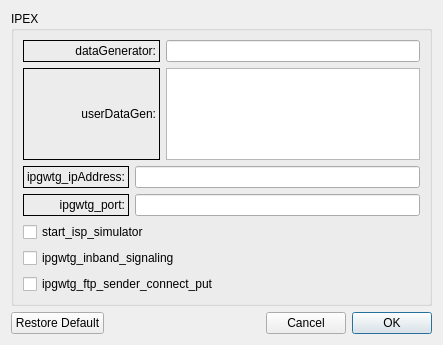
Qt form LTEsimGeneratorGUI/Ui/DataForms/ipexform.ui (moniss23/junit4) before a commit.
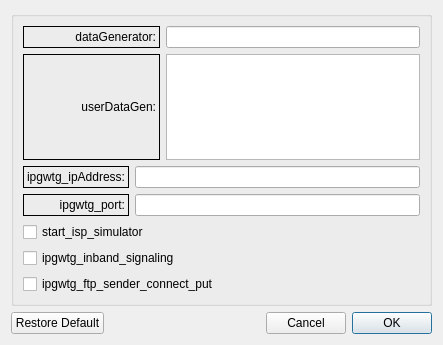
The same form after that commit.

The edit to the form file:
```diff
--- a/LTEsimGeneratorGUI/Ui/DataForms/ipexform.ui
+++ b/LTEsimGeneratorGUI/Ui/DataForms/ipexform.ui
@@ -17,7 +17,7 @@
    <item row="0" column="0">
     <widget class="QGroupBox" name="gbIpex">
      <property name="title">
-      <string>IPEX</string>
+      <string/>
      </property>
      <layout class="QGridLayout" name="gridLayout">
       <item row="0" column="0">
```
Left out of the diff: 2 changed lines with no effect on the pictures.
